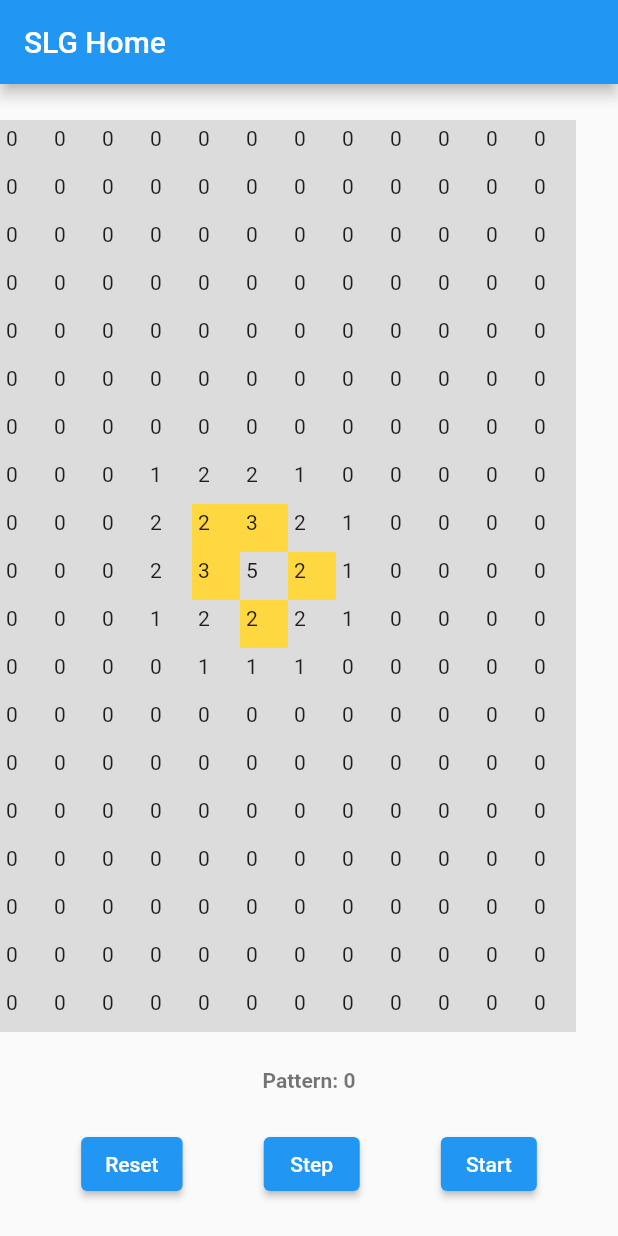
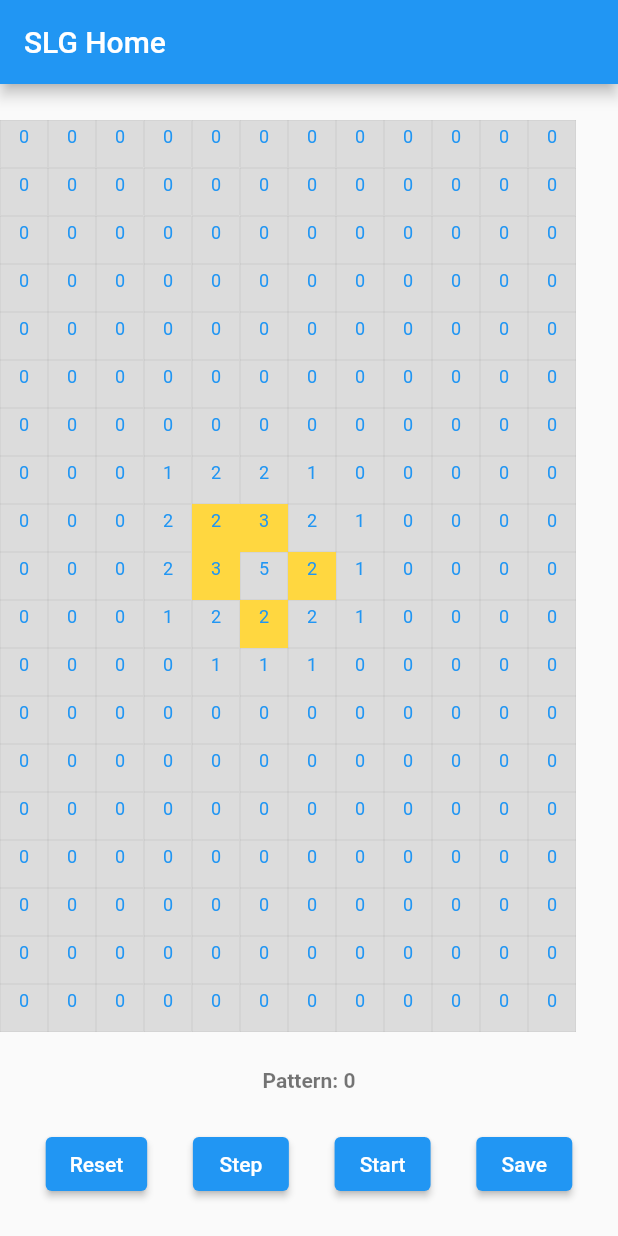
Before and after one commit to tgarm/flutter-lifegame, a Flutter app: the screen it shows after launch, on a phone screen of 412 x 824 dp. Run offline on Flutter 3.47's test engine with Material 2 defaults, Android fonts, the phone set to English and light mode, and no system bars; missing offline and left inert: clipboard.

Commit message:
add save function

```diff
--- a/lib/life_map.dart
+++ b/lib/life_map.dart
@@ -1,4 +1,6 @@
+import 'dart:convert';
 import 'dart:math';
+
 
 const List<List> lexiMaps = [
   [ '100',
@@ -16,19 +18,26 @@ const List<List> lexiMaps = [
 ];
 
 class LifeMap {
-  int tileCols = 0;
-  int tileRows = 0;
   final Random _random = Random();
   List<List> _map = [];
+
+  int get tileCols{
+    if(_map.isEmpty) return 0;
+    return _map[0].length;
+  }
+
+  int get tileRows{
+    return _map.length;
+  }
+
+
   LifeMap(int w, int h){
     setSize(w,h);
   }
   setSize(int cols, int rows){
     if (rows > 0) {
       if (cols != tileCols || rows != tileRows || _map.isEmpty) {
-        tileCols = cols;
-        tileRows = rows;
-        clear(1);
+        clear(1, cols:cols, rows: rows);
       }
     }
   }
@@ -36,14 +45,20 @@ class LifeMap {
     return lexiMaps.length;
   }
 
-  clear(int pattern){
-    _map = List.generate(tileRows, (index) => List.filled(tileCols, ''));
+  clear(int pattern, {int cols = 0, int rows = 0}){
+    if(cols==0){
+      cols = tileCols;
+    }
+    if(rows==0){
+      rows = tileRows;
+    }
+    final int code1 = '1'.codeUnitAt(0);
+    _map = List.generate(rows, (index) => List.filled(cols, ''));
     if(pattern>=0 && pattern< patternCount()){
       final lexi = lexiMaps[pattern];
-      if(tileRows>lexi.length && tileCols>lexi[0].length){
-        final cx = ((tileCols-lexi[0].length)/2).floor();
-        final cy = ((tileRows-lexi.length)/2).floor();
-        int code1 = '1'.codeUnitAt(0);
+      if(rows>lexi.length && cols>lexi[0].length){
+        final cx = ((cols-lexi[0].length)/2).floor();
+        final cy = ((rows-lexi.length)/2).floor();
         for(int y=0;y<lexi.length;y++){
           final String line = lexi[y];
           for(int x=0;x<line.length;x++){
@@ -52,13 +67,12 @@ class LifeMap {
                 _map[cy+y][cx+x] = 'o';
               }
           }
-
         }
       }
     }else{
-      final cellCnt = (tileCols * tileRows * 0.1).floor();
+      final cellCnt = (cols * rows * 0.1).floor();
       for (var i = 0; i < cellCnt; i++) {
-        _map[_random.nextInt(tileRows)][_random.nextInt(tileCols)] = 'o';
+        _map[_random.nextInt(rows)][_random.nextInt(cols)] = 'o';
       }
     }
   }
@@ -110,4 +124,13 @@ class LifeMap {
       }
     _map = newMap;
   }
+
+  String dump(){
+    return jsonEncode(_map);
+  }
+
+  void load(String data){
+    _map = jsonDecode(data);
+  }
+
 }
--- a/lib/main.dart
+++ b/lib/main.dart
@@ -4,6 +4,7 @@ import 'package:async/async.dart';
 import 'package:flutter/material.dart';
 import 'tile_board.dart';
 import 'life_map.dart';
+import 'package:clipboard/clipboard.dart';
 
 void main() {
   runApp(const LifeGameApp());
@@ -40,6 +41,7 @@ class _LifePanelState extends State<LifePanel> {
   bool _running = false;
   late RestartableTimer _ticker;
   int patternId = 0;
+  bool _offstage = false;
 
   @override
   void initState() {
@@ -136,6 +138,16 @@ class _LifePanelState extends State<LifePanel> {
                     child: Text(_runCaption()),
                     onPressed: () => {_runToggle()},
                   ),
+                  ElevatedButton(
+                    onPressed: () {
+                      FlutterClipboard.copy(_lifeMap.dump()).then((value) {
+                        showDialog(context: context, builder: (BuildContext context){
+                          return const AlertDialog(title: Text("saved to clipboard"));
+                        });
+                      });
+                    },
+                    child: const Text('Save')
+                  )
               ],
             )
           ],
--- a/lib/tile_board.dart
+++ b/lib/tile_board.dart
@@ -8,17 +8,21 @@ class TileBoard extends StatelessWidget {
   Widget tileLine(int idx) {
     return Row(
       children: List.generate(tileMap.tileCols, (index) {
-      Color c = Colors.black12;
+        BoxDecoration dec;
         if (tileMap.isAlive(idx, index)) {
-        c = Colors.amberAccent;
+          dec = const BoxDecoration(color: Colors.amberAccent);
+        }else{
+          dec = BoxDecoration(
+          color: Colors.black12,
+          border: Border.all(color: Colors.black26, width: 0.1));
         }
         String n = tileMap.surroundSum(idx, index).toString();
         return
         SizedBox(width: tileSize.width, height: tileSize.height,child:
           Container(
             padding: const EdgeInsets.all(4.0),
-          color: c,
-          child: Text(n),
+            decoration: dec,
+            child: Text(n,style: const TextStyle(color: Colors.blue,fontSize: 12,),textAlign: TextAlign.center),
           ));
       }));
   }
--- a/pubspec.yaml
+++ b/pubspec.yaml
@@ -34,6 +34,7 @@ dependencies:
   # The following adds the Cupertino Icons font to your application.
   # Use with the CupertinoIcons class for iOS style icons.
   cupertino_icons: ^1.0.2
+  clipboard: ^0.1.3
 
 dev_dependencies:
   flutter_test:
```
Also changed, not shown: pubspec.lock. Lines whose indentation alone changed are shown as unchanged.
